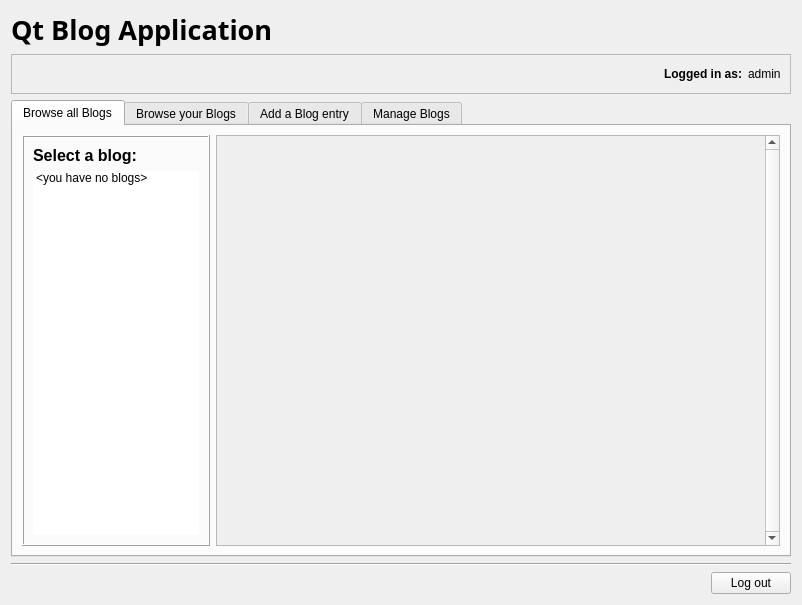
Qt form maindialog.ui (Kliszek/Qt-Blog-Application) before a commit.
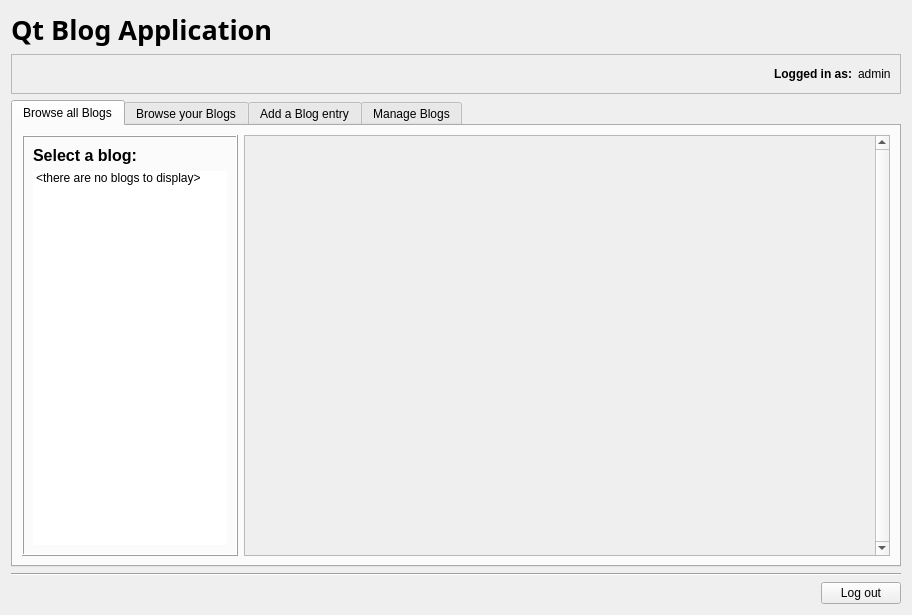
The same form after that commit. The open tabs and pages were chosen to show the change.

```diff
--- a/maindialog.ui
+++ b/maindialog.ui
@@ -6,8 +6,8 @@
    <rect>
     <x>0</x>
     <y>0</y>
-    <width>802</width>
-    <height>605</height>
+    <width>912</width>
+    <height>615</height>
    </rect>
   </property>
   <property name="windowTitle">
@@ -165,7 +165,7 @@
             </property>
             <item>
              <property name="text">
-              <string>&lt;you have no blogs&gt;</string>
+              <string>&lt;there are no blogs to display&gt;</string>
              </property>
             </item>
            </widget>
@@ -198,8 +198,8 @@
            <rect>
             <x>0</x>
             <y>0</y>
-            <width>541</width>
-            <height>332</height>
+            <width>624</width>
+            <height>342</height>
            </rect>
           </property>
           <layout class="QVBoxLayout" name="verticalLayout_7"/>
```
Left out of the diff: 7 changed lines with no effect on the pictures.
